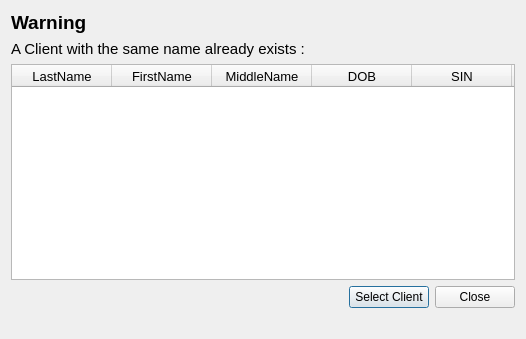
Qt form ArcApp/duplicateclients.ui (Arc-Project/Arc) before a commit.
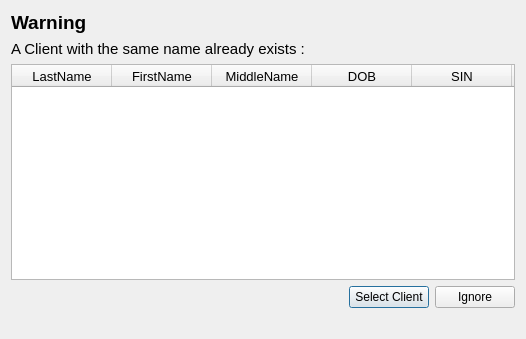
The same form after that commit.

Patch:
```diff
--- a/ArcApp/duplicateclients.ui
+++ b/ArcApp/duplicateclients.ui
@@ -192,7 +192,7 @@
      <item>
       <widget class="QPushButton" name="pushButton_cl_warning_close">
        <property name="text">
-        <string>Close</string>
+        <string>Ignore</string>
        </property>
       </widget>
      </item>
```
Left out of the diff: 2 changed lines with no effect on the pictures.
